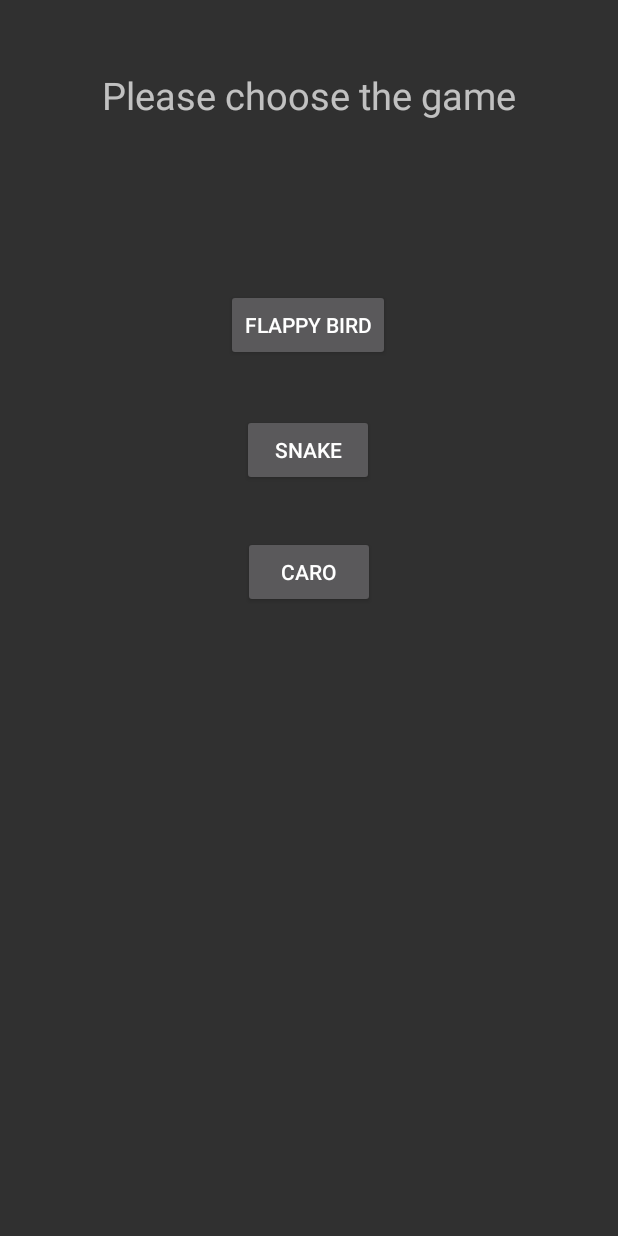
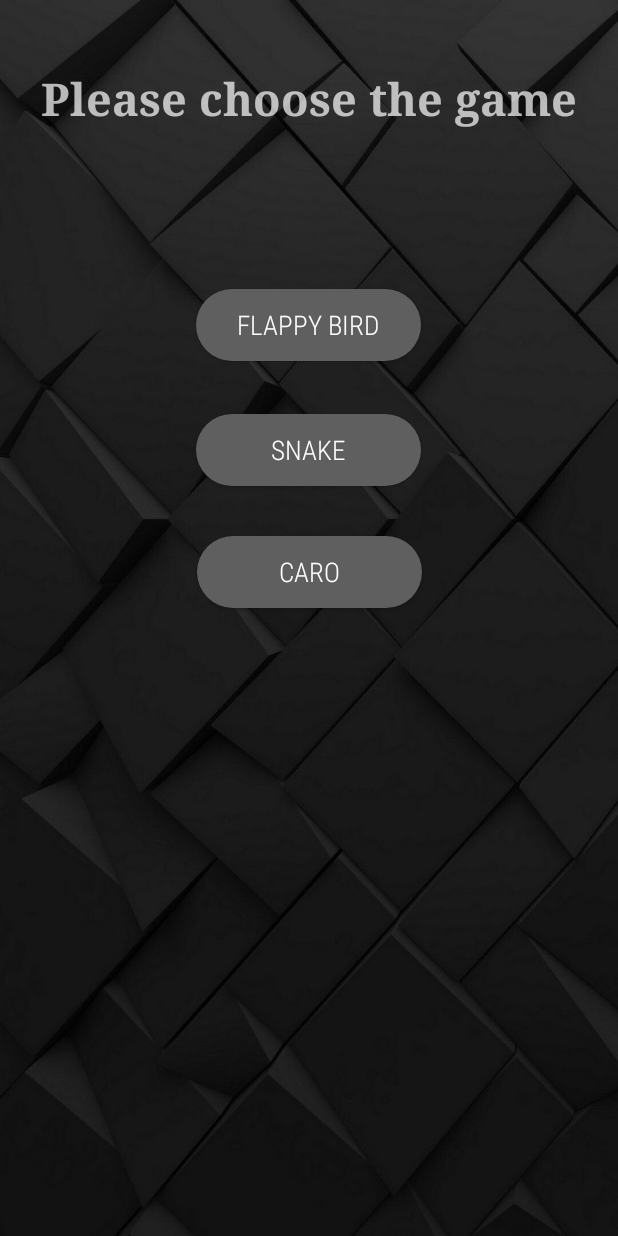
Before and after one commit to anhthuong325/KhoTroChoi, an Android app: the screen it shows after launch (MainActivity), on a phone screen of 412 x 824 dp. Run offline under Robolectric (Android 15) with nearby library versions, the phone set to English and light mode, and no system bars.

Commit message:
no message

```diff
--- /dev/null
+++ b/app/src/main/res/drawable/bg_btn2.xml
@@ -0,0 +1,8 @@
+<?xml version="1.0" encoding="utf-8"?>
+<shape xmlns:android="http://schemas.android.com/apk/res/android"
+    android:shape="rectangle">
+    <solid android:color="#5F5F5F"/>
+    <stroke android:color="@color/black"
+        android:width="0dp"/>
+    <corners android:radius="60dp"/>
+</shape>
--- a/app/src/main/res/layout/activity_main.xml
+++ b/app/src/main/res/layout/activity_main.xml
@@ -4,6 +4,7 @@
     xmlns:tools="http://schemas.android.com/tools"
     android:layout_width="match_parent"
     android:layout_height="match_parent"
+    android:background="@drawable/background"
     tools:context=".MainActivity">
 
     <TextView
@@ -11,7 +12,9 @@
         android:layout_width="wrap_content"
         android:layout_height="wrap_content"
         android:text="Please choose the game"
-        android:textSize="25sp"
+        android:textSize="30sp"
+        android:textStyle="bold"
+        android:fontFamily="serif"
         app:layout_constraintBottom_toBottomOf="parent"
         app:layout_constraintEnd_toEndOf="parent"
         app:layout_constraintStart_toStartOf="parent"
@@ -22,7 +25,11 @@
         android:id="@+id/btn_flappy_bird"
         android:layout_width="wrap_content"
         android:layout_height="wrap_content"
+        android:width="150dp"
+        android:background="@drawable/bg_btn2"
         android:text="Flappy Bird"
+        android:fontFamily="sans-serif-condensed-light"
+        android:textSize="18sp"
         app:layout_constraintBottom_toBottomOf="parent"
         app:layout_constraintEnd_toEndOf="parent"
         app:layout_constraintHorizontal_bias="0.498"
@@ -35,6 +42,10 @@
         android:layout_width="wrap_content"
         android:layout_height="wrap_content"
         android:text="Snake"
+        android:width="150dp"
+        android:textSize="18sp"
+        android:fontFamily="sans-serif-condensed-light"
+        android:background="@drawable/bg_btn2"
         app:layout_constraintBottom_toBottomOf="parent"
         app:layout_constraintEnd_toEndOf="parent"
         app:layout_constraintHorizontal_bias="0.498"
@@ -47,6 +58,10 @@
         android:layout_width="wrap_content"
         android:layout_height="wrap_content"
         android:text="Caro"
+        android:fontFamily="sans-serif-condensed-light"
+        android:width="150dp"
+        android:textSize="18sp"
+        android:background="@drawable/bg_btn2"
         app:layout_constraintBottom_toBottomOf="parent"
         app:layout_constraintEnd_toEndOf="parent"
         app:layout_constraintStart_toStartOf="parent"
--- a/app/src/main/res/layout/fragment_game.xml
+++ b/app/src/main/res/layout/fragment_game.xml
@@ -66,14 +66,15 @@
             android:layout_weight="1"
             android:paddingLeft="10dp"
             android:paddingRight="10dp">
+
             <Button
                 android:id="@+id/btn_reset"
                 android:layout_width="100dp"
                 android:layout_height="match_parent"
-                android:textSize="20sp"
                 android:layout_centerInParent="true"
                 android:background="@drawable/bg_btn"
-                android:text="Reset"/>
+                android:text="Reset"
+                android:textSize="20sp" />
         </RelativeLayout>
     </LinearLayout>
     <RelativeLayout
```
Also changed, not shown: app/src/main/res/drawable/background.jpg (added).
